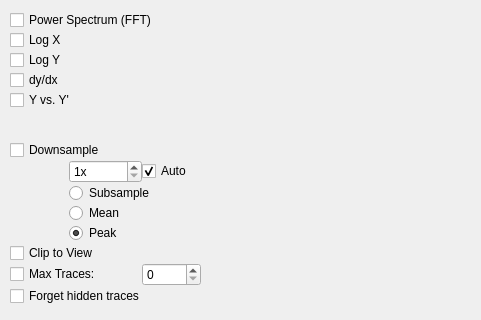
duncan-r/ModCheck, file mod_check/dependencies/pyqtgraph/graphicsItems/PlotItem/plotConfigTemplate.ui: the form before one commit; both pictures show x 0 to 481 and y 0 to 320 of the 481 by 840 pixel window.
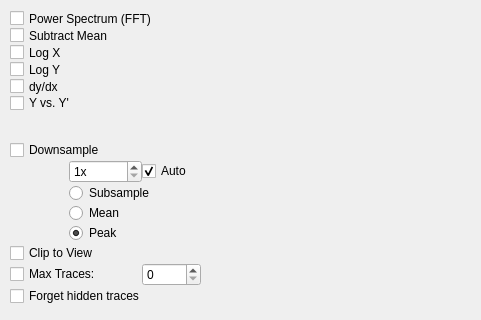
The form after the commit.

Diff of the .ui file:
```diff
--- a/mod_check/dependencies/pyqtgraph/graphicsItems/PlotItem/plotConfigTemplate.ui
+++ b/mod_check/dependencies/pyqtgraph/graphicsItems/PlotItem/plotConfigTemplate.ui
@@ -206,40 +206,47 @@
      <number>0</number>
     </property>
     <item row="2" column="0">
-     <widget class="QCheckBox" name="logYCheck">
-      <property name="text">
-       <string>Log Y</string>
-      </property>
-     </widget>
-    </item>
-    <item row="1" column="0">
      <widget class="QCheckBox" name="logXCheck">
       <property name="text">
        <string>Log X</string>
       </property>
      </widget>
     </item>
-    <item row="0" column="0">
-     <widget class="QCheckBox" name="fftCheck">
-      <property name="text">
-       <string>Power Spectrum (FFT)</string>
-      </property>
-     </widget>
-    </item>
-    <item row="3" column="0">
+    <item row="4" column="0">
      <widget class="QCheckBox" name="derivativeCheck">
       <property name="text">
        <string>dy/dx</string>
       </property>
      </widget>
     </item>
-    <item row="4" column="0">
+    <item row="5" column="0">
      <widget class="QCheckBox" name="phasemapCheck">
       <property name="text">
        <string>Y vs. Y'</string>
       </property>
      </widget>
     </item>
+    <item row="0" column="0">
+     <widget class="QCheckBox" name="fftCheck">
+      <property name="text">
+       <string>Power Spectrum (FFT)</string>
+      </property>
+     </widget>
+    </item>
+    <item row="3" column="0">
+     <widget class="QCheckBox" name="logYCheck">
+      <property name="text">
+       <string>Log Y</string>
+      </property>
+     </widget>
+    </item>
+    <item row="1" column="0">
+     <widget class="QCheckBox" name="subtractMeanCheck">
+      <property name="text">
+       <string>Subtract Mean</string>
+      </property>
+     </widget>
+    </item>
    </layout>
   </widget>
   <widget class="QGroupBox" name="pointsGroup">
```
